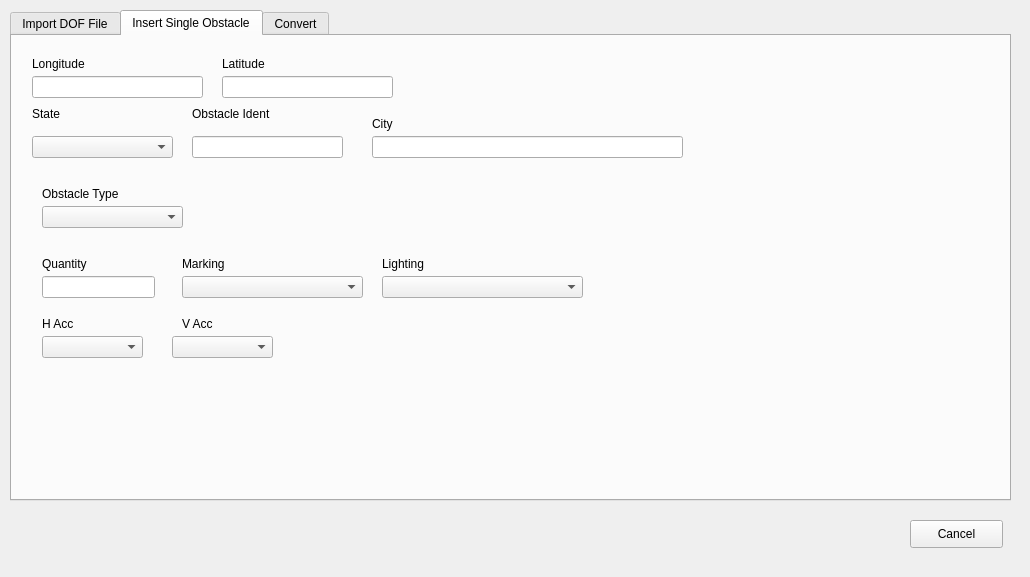
Before: the Qt Designer form obstacle_faa_dof_db/obstacle_faa_dof_db_dialog_base.ui in strpaw/ObstacleDatabase_FAA_DOF, drawn with Qt 5.
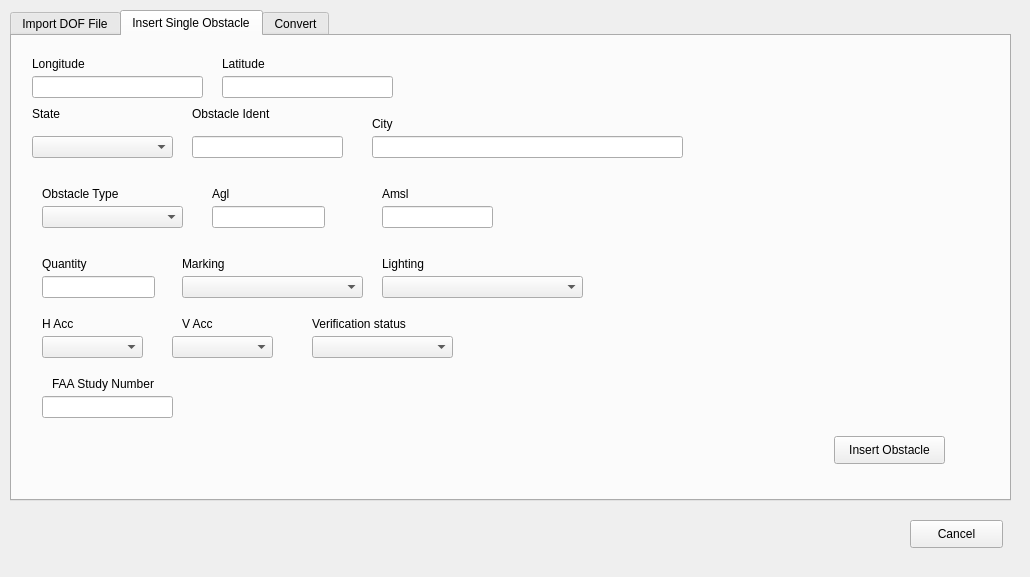
After: the same form once the commit is applied. Custom widgets are drawn as their Qt base class.

Commit message: Add GUI elements to insert single obstacle

The edit to the form file:
```diff
--- a/obstacle_faa_dof_db/obstacle_faa_dof_db_dialog_base.ui
+++ b/obstacle_faa_dof_db/obstacle_faa_dof_db_dialog_base.ui
@@ -352,6 +352,111 @@
       </rect>
      </property>
     </widget>
+    <widget class="QPushButton" name="pushButtonInsertSingleObstacle">
+     <property name="geometry">
+      <rect>
+       <x>822</x>
+       <y>400</y>
+       <width>111</width>
+       <height>28</height>
+      </rect>
+     </property>
+     <property name="text">
+      <string>Insert Obstacle</string>
+     </property>
+    </widget>
+    <widget class="QLabel" name="label_17">
+     <property name="geometry">
+      <rect>
+       <x>200</x>
+       <y>150</y>
+       <width>55</width>
+       <height>16</height>
+      </rect>
+     </property>
+     <property name="text">
+      <string>Agl</string>
+     </property>
+    </widget>
+    <widget class="QLabel" name="label_18">
+     <property name="geometry">
+      <rect>
+       <x>370</x>
+       <y>150</y>
+       <width>55</width>
+       <height>16</height>
+      </rect>
+     </property>
+     <property name="text">
+      <string>Amsl</string>
+     </property>
+    </widget>
+    <widget class="QLineEdit" name="lineEditAgl">
+     <property name="geometry">
+      <rect>
+       <x>200</x>
+       <y>170</y>
+       <width>113</width>
+       <height>22</height>
+      </rect>
+     </property>
+    </widget>
+    <widget class="QLineEdit" name="lineEditAmsl">
+     <property name="geometry">
+      <rect>
+       <x>370</x>
+       <y>170</y>
+       <width>111</width>
+       <height>22</height>
+      </rect>
+     </property>
+    </widget>
+    <widget class="QLabel" name="label_19">
+     <property name="geometry">
+      <rect>
+       <x>300</x>
+       <y>280</y>
+       <width>111</width>
+       <height>16</height>
+      </rect>
+     </property>
+     <property name="text">
+      <string>Verification status</string>
+     </property>
+    </widget>
+    <widget class="QComboBox" name="comboBoxVerificationStatus">
+     <property name="geometry">
+      <rect>
+       <x>300</x>
+       <y>300</y>
+       <width>141</width>
+       <height>22</height>
+      </rect>
+     </property>
+    </widget>
+    <widget class="QLabel" name="label_20">
+     <property name="geometry">
+      <rect>
+       <x>40</x>
+       <y>340</y>
+       <width>141</width>
+       <height>16</height>
+      </rect>
+     </property>
+     <property name="text">
+      <string>FAA Study Number</string>
+     </property>
+    </widget>
+    <widget class="QLineEdit" name="lineEditFAAStudyNumber">
+     <property name="geometry">
+      <rect>
+       <x>30</x>
+       <y>360</y>
+       <width>131</width>
+       <height>22</height>
+      </rect>
+     </property>
+    </widget>
    </widget>
    <widget class="QWidget" name="tab_3">
     <attribute name="title">
```
